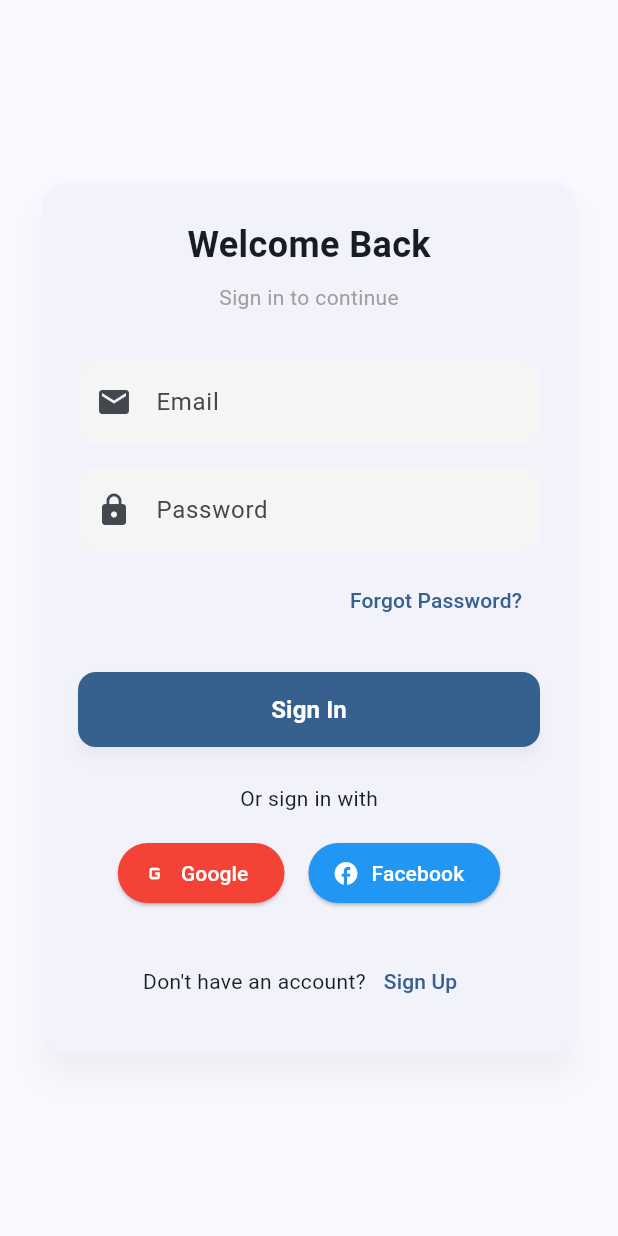
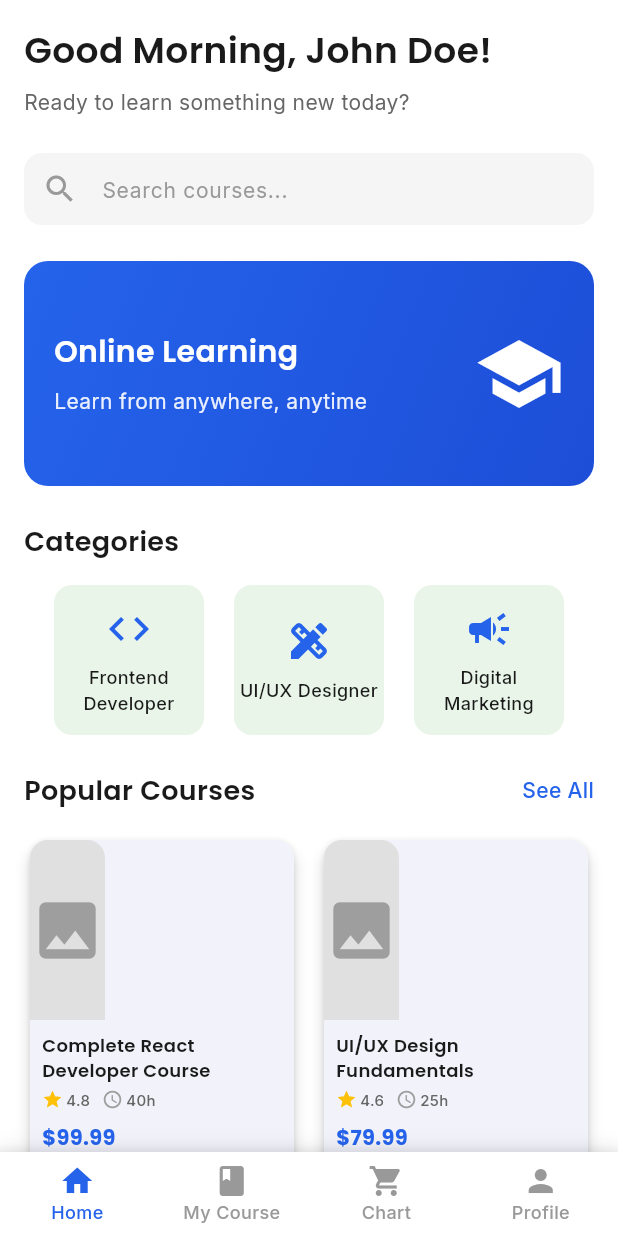
Before and after one commit to syamsul123arifin/UAS-LMS, a Flutter app: the screen it shows after launch, on a phone screen of 412 x 824 dp. Run offline on Flutter 3.47's test engine with Material 3 defaults, Android fonts, the phone set to English and light mode, and no system bars; our stand-ins replace google_fonts; network calls fail.

Commit message:
add dashboard and bottom navigation

```diff
--- /dev/null
+++ b/lib/features/home/models/course.dart
@@ -0,0 +1,43 @@
+class Course {
+  final String id;
+  final String title;
+  final String category;
+  final double rating;
+  final int totalHours;
+  final double price;
+  final String imageUrl;
+
+  Course({
+    required this.id,
+    required this.title,
+    required this.category,
+    required this.rating,
+    required this.totalHours,
+    required this.price,
+    required this.imageUrl,
+  });
+
+  factory Course.fromJson(Map<String, dynamic> json) {
+    return Course(
+      id: json['id'],
+      title: json['title'],
+      category: json['category'],
+      rating: json['rating'].toDouble(),
+      totalHours: json['totalHours'],
+      price: json['price'].toDouble(),
+      imageUrl: json['imageUrl'],
+    );
+  }
+
+  Map<String, dynamic> toJson() {
+    return {
+      'id': id,
+      'title': title,
+      'category': category,
+      'rating': rating,
+      'totalHours': totalHours,
+      'price': price,
+      'imageUrl': imageUrl,
+    };
+  }
+}
--- /dev/null
+++ b/lib/features/home/screens/home_screen.dart
@@ -0,0 +1,272 @@
+import 'dart:convert';
+import 'package:flutter/material.dart';
+import 'package:flutter/services.dart';
+import 'package:google_fonts/google_fonts.dart';
+import '../models/course.dart';
+import '../widgets/course_card.dart';
+
+class HomeScreen extends StatefulWidget {
+  const HomeScreen({super.key});
+
+  @override
+  State<HomeScreen> createState() => _HomeScreenState();
+}
+
+class _HomeScreenState extends State<HomeScreen> {
+  List<Course> courses = [];
+  List<Course> popularCourses = [];
+  bool isLoading = true;
+
+  @override
+  void initState() {
+    super.initState();
+    loadCourses();
+  }
+
+  Future<void> loadCourses() async {
+    try {
+      final String response = await rootBundle.loadString('assets/courses.json');
+      final List<dynamic> data = json.decode(response);
+      setState(() {
+        courses = data.map((json) => Course.fromJson(json)).toList();
+        popularCourses = courses.take(4).toList(); // Take first 4 as popular
+        isLoading = false;
+      });
+    } catch (e) {
+      setState(() {
+        isLoading = false;
+      });
+      debugPrint('Error loading courses: $e');
+    }
+  }
+
+  String getGreeting() {
+    final hour = DateTime.now().hour;
+    if (hour < 12) {
+      return 'Good Morning';
+    } else if (hour < 17) {
+      return 'Good Afternoon';
+    } else {
+      return 'Good Evening';
+    }
+  }
+
+  @override
+  Widget build(BuildContext context) {
+    return Scaffold(
+      backgroundColor: Colors.white,
+      body: SafeArea(
+        child: isLoading
+            ? const Center(child: CircularProgressIndicator())
+            : SingleChildScrollView(
+                child: Padding(
+                  padding: const EdgeInsets.all(16.0),
+                  child: Column(
+                    crossAxisAlignment: CrossAxisAlignment.start,
+                    children: [
+                      // Greeting
+                      Text(
+                        '${getGreeting()}, John Doe!',
+                        style: GoogleFonts.poppins(
+                          fontSize: 24,
+                          fontWeight: FontWeight.w600,
+                          color: const Color(0xFF1A1A1A),
+                        ),
+                      ),
+
+                      const SizedBox(height: 8),
+                      Text(
+                        'Ready to learn something new today?',
+                        style: GoogleFonts.inter(
+                          fontSize: 14,
+                          fontWeight: FontWeight.w400,
+                          color: const Color(0xFF666666),
+                        ),
+                      ),
+
+                      const SizedBox(height: 24),
+
+                      // Search Bar
+                      Container(
+                        decoration: BoxDecoration(
+                          color: const Color(0xFFF5F5F5),
+                          borderRadius: BorderRadius.circular(12),
+                        ),
+                        child: TextField(
+                          decoration: InputDecoration(
+                            hintText: 'Search courses...',
+                            hintStyle: GoogleFonts.inter(
+                              color: const Color(0xFF999999),
+                              fontSize: 14,
+                            ),
+                            prefixIcon: const Icon(
+                              Icons.search,
+                              color: Color(0xFF999999),
+                            ),
+                            border: InputBorder.none,
+                            contentPadding: const EdgeInsets.symmetric(
+                              horizontal: 16,
+                              vertical: 12,
+                            ),
+                          ),
+                        ),
+                      ),
+
+                      const SizedBox(height: 24),
+
+                      // Banner
+                      Container(
+                        height: 150,
+                        decoration: BoxDecoration(
+                          gradient: const LinearGradient(
+                            colors: [Color(0xFF2563EB), Color(0xFF1D4ED8)],
+                            begin: Alignment.topLeft,
+                            end: Alignment.bottomRight,
+                          ),
+                          borderRadius: BorderRadius.circular(16),
+                        ),
+                        child: Padding(
+                          padding: const EdgeInsets.all(20),
+                          child: Row(
+                            children: [
+                              Expanded(
+                                child: Column(
+                                  crossAxisAlignment: CrossAxisAlignment.start,
+                                  mainAxisAlignment: MainAxisAlignment.center,
+                                  children: [
+                                    Text(
+                                      'Online Learning',
+                                      style: GoogleFonts.poppins(
+                                        fontSize: 20,
+                                        fontWeight: FontWeight.w600,
+                                        color: Colors.white,
+                                      ),
+                                    ),
+                                    const SizedBox(height: 8),
+                                    Text(
+                                      'Learn from anywhere, anytime',
+                                      style: GoogleFonts.inter(
+                                        fontSize: 14,
+                                        fontWeight: FontWeight.w400,
+                                        color: Colors.white.withOpacity(0.9),
+                                      ),
+                                    ),
+                                  ],
+                                ),
+                              ),
+                              const Icon(
+                                Icons.school,
+                                color: Colors.white,
+                                size: 60,
+                              ),
+                            ],
+                          ),
+                        ),
+                      ),
+
+                      const SizedBox(height: 24),
+
+                      // Categories
+                      Text(
+                        'Categories',
+                        style: GoogleFonts.poppins(
+                          fontSize: 18,
+                          fontWeight: FontWeight.w600,
+                          color: const Color(0xFF1A1A1A),
+                        ),
+                      ),
+
+                      const SizedBox(height: 16),
+
+                      Row(
+                        mainAxisAlignment: MainAxisAlignment.spaceEvenly,
+                        children: [
+                          _buildCategoryCard('Frontend Developer', Icons.code),
+                          _buildCategoryCard('UI/UX Designer', Icons.design_services),
+                          _buildCategoryCard('Digital Marketing', Icons.campaign),
+                        ],
+                      ),
+
+                      const SizedBox(height: 24),
+
+                      // Popular Courses
+                      Row(
+                        mainAxisAlignment: MainAxisAlignment.spaceBetween,
+                        children: [
+                          Text(
+                            'Popular Courses',
+                            style: GoogleFonts.poppins(
+                              fontSize: 18,
+                              fontWeight: FontWeight.w600,
+                              color: const Color(0xFF1A1A1A),
+                            ),
+                          ),
+                          Text(
+                            'See All',
+                            style: GoogleFonts.inter(
+                              fontSize: 14,
+                              fontWeight: FontWeight.w500,
+                              color: const Color(0xFF2563EB),
+                            ),
+                          ),
+                        ],
+                      ),
+
+                      const SizedBox(height: 16),
+
+                      GridView.builder(
+                        shrinkWrap: true,
+                        physics: const NeverScrollableScrollPhysics(),
+                        gridDelegate: const SliverGridDelegateWithFixedCrossAxisCount(
+                          crossAxisCount: 2,
+                          crossAxisSpacing: 12,
+                          mainAxisSpacing: 12,
+                          childAspectRatio: 0.75,
+                        ),
+                        itemCount: popularCourses.length,
+                        itemBuilder: (context, index) {
+                          return CourseCard(course: popularCourses[index]);
+                        },
+                      ),
+
+                      const SizedBox(height: 24),
+                    ],
+                  ),
+                ),
+              ),
+      ),
+    );
+  }
+
+  Widget _buildCategoryCard(String title, IconData icon) {
+    return Container(
+      width: 100,
+      height: 100,
+      decoration: BoxDecoration(
+        color: const Color(0xFFE8F5E8), // Light green background
+        borderRadius: BorderRadius.circular(12),
+      ),
+      child: Column(
+        mainAxisAlignment: MainAxisAlignment.center,
+        children: [
+          Icon(
+            icon,
+            color: const Color(0xFF2563EB), // Blue color
+            size: 32,
+          ),
+          const SizedBox(height: 8),
+          Text(
+            title,
+            style: GoogleFonts.inter(
+              fontSize: 12,
+              fontWeight: FontWeight.w500,
+              color: const Color(0xFF1A1A1A),
+            ),
+            textAlign: TextAlign.center,
+            maxLines: 2,
+          ),
+        ],
+      ),
+    );
+  }
+}
--- /dev/null
+++ b/lib/features/home/screens/main_navigation.dart
@@ -0,0 +1,38 @@
+import 'package:flutter/material.dart';
+import 'home_screen.dart';
+import '../widgets/bottom_navigation.dart';
+
+class MainNavigation extends StatefulWidget {
+  const MainNavigation({super.key});
+
+  @override
+  State<MainNavigation> createState() => _MainNavigationState();
+}
+
+class _MainNavigationState extends State<MainNavigation> {
+  int _currentIndex = 0;
+
+  final List<Widget> _screens = [
+    const HomeScreen(),
+    const Center(child: Text('My Course Screen')), // Placeholder
+    const Center(child: Text('Chart Screen')), // Placeholder
+    const Center(child: Text('Profile Screen')), // Placeholder
+  ];
+
+  void _onTabTapped(int index) {
+    setState(() {
+      _currentIndex = index;
+    });
+  }
+
+  @override
+  Widget build(BuildContext context) {
+    return Scaffold(
+      body: _screens[_currentIndex],
+      bottomNavigationBar: CustomBottomNavigationBar(
+        currentIndex: _currentIndex,
+        onTap: _onTabTapped,
+      ),
+    );
+  }
+}
--- /dev/null
+++ b/lib/features/home/widgets/bottom_navigation.dart
@@ -0,0 +1,63 @@
+import 'package:flutter/material.dart';
+import 'package:google_fonts/google_fonts.dart';
+
+class CustomBottomNavigationBar extends StatelessWidget {
+  final int currentIndex;
+  final Function(int) onTap;
+
+  const CustomBottomNavigationBar({
+    super.key,
+    required this.currentIndex,
+    required this.onTap,
+  });
+
+  @override
+  Widget build(BuildContext context) {
+    return Container(
+      decoration: BoxDecoration(
+        color: Colors.white,
+        boxShadow: [
+          BoxShadow(
+            color: Colors.black.withOpacity(0.1),
+            blurRadius: 10,
+            offset: const Offset(0, -2),
+          ),
+        ],
+      ),
+      child: BottomNavigationBar(
+        currentIndex: currentIndex,
+        onTap: onTap,
+        backgroundColor: Colors.white,
+        selectedItemColor: const Color(0xFF2563EB), // Blue color
+        unselectedItemColor: const Color(0xFF999999),
+        selectedLabelStyle: GoogleFonts.inter(
+          fontSize: 12,
+          fontWeight: FontWeight.w500,
+        ),
+        unselectedLabelStyle: GoogleFonts.inter(
+          fontSize: 12,
+          fontWeight: FontWeight.w500,
+        ),
+        type: BottomNavigationBarType.fixed,
+        items: const [
+          BottomNavigationBarItem(
+            icon: Icon(Icons.home),
+            label: 'Home',
+          ),
+          BottomNavigationBarItem(
+            icon: Icon(Icons.book),
+            label: 'My Course',
+          ),
+          BottomNavigationBarItem(
+            icon: Icon(Icons.shopping_cart),
+            label: 'Chart',
+          ),
+          BottomNavigationBarItem(
+            icon: Icon(Icons.person),
+            label: 'Profile',
+          ),
+        ],
+      ),
+    );
+  }
+}
--- /dev/null
+++ b/lib/features/home/widgets/course_card.dart
@@ -0,0 +1,109 @@
+import 'package:flutter/material.dart';
+import 'package:google_fonts/google_fonts.dart';
+import '../models/course.dart';
+
+class CourseCard extends StatelessWidget {
+  final Course course;
+
+  const CourseCard({super.key, required this.course});
+
+  @override
+  Widget build(BuildContext context) {
+    return Card(
+      elevation: 4,
+      shape: RoundedRectangleBorder(
+        borderRadius: BorderRadius.circular(12),
+      ),
+      child: SizedBox(
+        height: 220,
+        child: Column(
+          crossAxisAlignment: CrossAxisAlignment.start,
+          children: [
+            // Course Image
+            ClipRRect(
+              borderRadius: const BorderRadius.only(
+                topLeft: Radius.circular(12),
+                topRight: Radius.circular(12),
+              ),
+              child: Image.network(
+                course.imageUrl,
+                height: 120,
+                width: double.infinity,
+                fit: BoxFit.cover,
+                errorBuilder: (context, error, stackTrace) {
+                  return Container(
+                    height: 120,
+                    color: Colors.grey[300],
+                    child: const Icon(Icons.image, size: 50, color: Colors.grey),
+                  );
+                },
+              ),
+            ),
+
+            // Course Details
+            Padding(
+              padding: const EdgeInsets.all(8),
+              child: Column(
+                crossAxisAlignment: CrossAxisAlignment.start,
+                children: [
+                  // Title
+                  Text(
+                    course.title,
+                    style: GoogleFonts.poppins(
+                      fontSize: 12,
+                      fontWeight: FontWeight.w600,
+                      color: const Color(0xFF1A1A1A),
+                    ),
+                    maxLines: 2,
+                    overflow: TextOverflow.ellipsis,
+                  ),
+
+                  const SizedBox(height: 4),
+
+                  // Rating and Hours
+                  Row(
+                    children: [
+                      const Icon(Icons.star, color: Colors.amber, size: 14),
+                      const SizedBox(width: 2),
+                      Text(
+                        course.rating.toString(),
+                        style: GoogleFonts.inter(
+                          fontSize: 10,
+                          fontWeight: FontWeight.w500,
+                          color: const Color(0xFF666666),
+                        ),
+                      ),
+                      const SizedBox(width: 8),
+                      const Icon(Icons.access_time, color: Colors.grey, size: 14),
+                      const SizedBox(width: 2),
+                      Text(
+                        '${course.totalHours}h',
+                        style: GoogleFonts.inter(
+                          fontSize: 10,
+                          fontWeight: FontWeight.w500,
+                          color: const Color(0xFF666666),
+                        ),
+                      ),
+                    ],
+                  ),
+
+                  const SizedBox(height: 8),
+
+                  // Price
+                  Text(
+                    '\$${course.price.toStringAsFixed(2)}',
+                    style: GoogleFonts.poppins(
+                      fontSize: 14,
+                      fontWeight: FontWeight.w700,
+                      color: const Color(0xFF2563EB), // Blue color
+                    ),
+                  ),
+                ],
+              ),
+            ),
+          ],
+        ),
+      ),
+    );
+  }
+}
--- a/lib/main.dart
+++ b/lib/main.dart
@@ -4,6 +4,7 @@ import 'features/auth/providers/auth_provider.dart';
 import 'features/auth/screens/splash_screen.dart';
 import 'features/auth/screens/sign_in_screen.dart';
 import 'features/auth/screens/sign_up_screen.dart';
+import 'features/home/screens/main_navigation.dart';
 
 void main() {
   runApp(const MyApp());
@@ -24,11 +25,12 @@ class MyApp extends StatelessWidget {
           colorScheme: ColorScheme.fromSeed(seedColor: Colors.blue),
           useMaterial3: true,
         ),
-        initialRoute: '/splash',
+        initialRoute: '/home',
         routes: {
           '/splash': (context) => const SplashScreen(),
           '/signin': (context) => const SignInScreen(),
           '/signup': (context) => const SignUpScreen(),
+          '/home': (context) => const MainNavigation(),
         },
       ),
     );
--- a/pubspec.yaml
+++ b/pubspec.yaml
@@ -35,6 +35,7 @@ dependencies:
   # Use with the CupertinoIcons class for iOS style icons.
   cupertino_icons: ^1.0.8
   provider: ^6.0.0
+  google_fonts: ^6.1.0
 
 dev_dependencies:
   flutter_test:
@@ -59,9 +60,8 @@ flutter:
   uses-material-design: true
 
   # To add assets to your application, add an assets section, like this:
-  # assets:
-  #   - images/a_dot_burr.jpeg
-  #   - images/a_dot_ham.jpeg
+  assets:
+    - assets/courses.json
 
   # An image asset can refer to one or more resolution-specific "variants", see
   # https://flutter.dev/to/resolution-aware-images
```
Also changed, not shown: assets/courses.json (added, +56 -0 lines), pubspec.lock, 1 other file.
